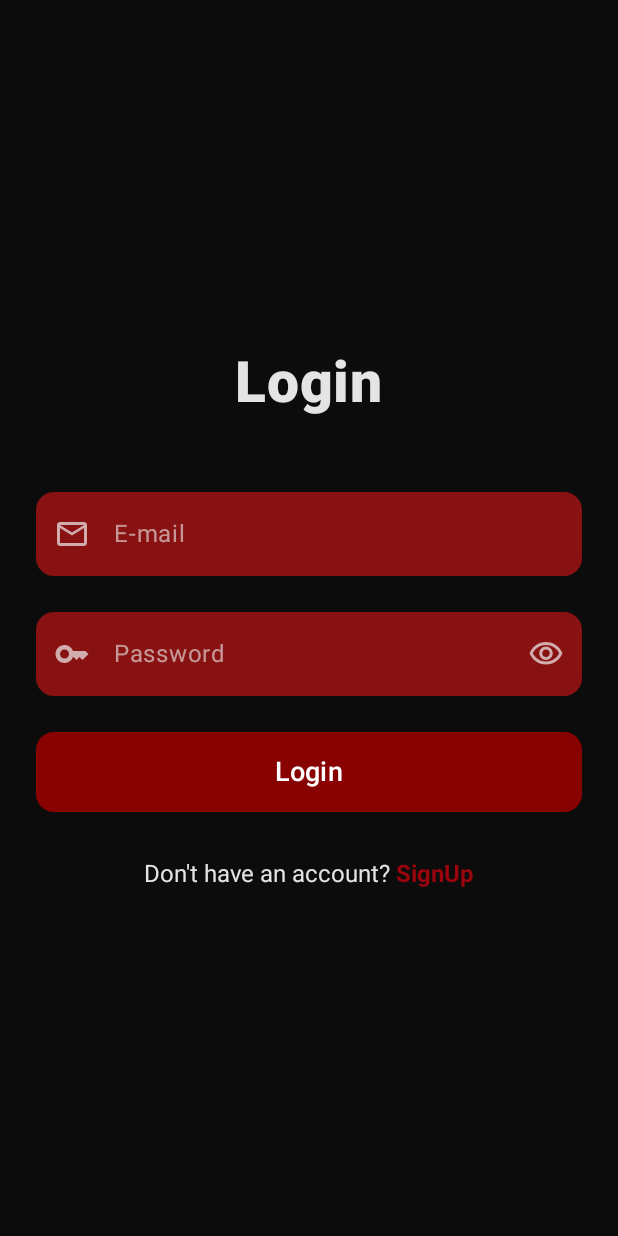
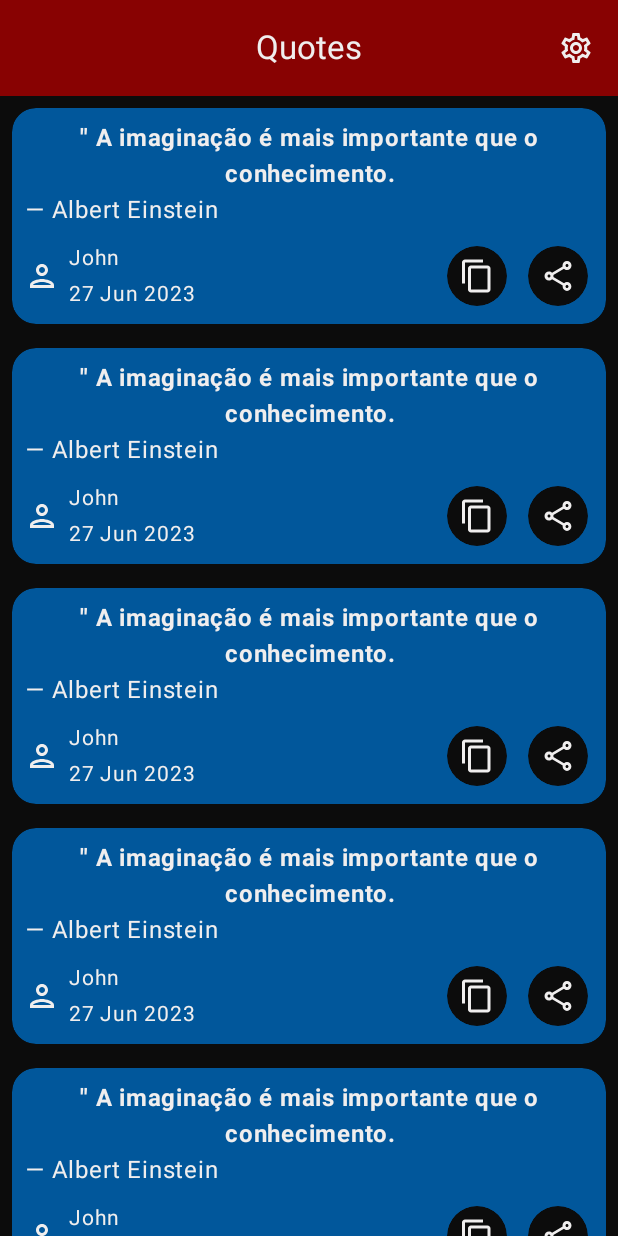
Before and after one commit to jsericksk/Quotes-App, an Android app built with Jetpack Compose: the screen it shows after launch (MainActivity), on a phone screen of 412 x 824 dp. Run offline under Robolectric (Android 15) with nearby library versions, the phone set to English and light mode, and no system bars; our stand-ins replace accompanist; libraries missing offline, so code that uses them is left out: com.google.accompanist.navigation.

Commit message:
feat: Criada parcialmente a HomeScreen

```diff
--- /dev/null
+++ b/app/src/main/java/com/kproject/quotes/presentation/model/Quote.kt
@@ -0,0 +1,27 @@
+package com.kproject.quotes.presentation.model
+
+import java.text.SimpleDateFormat
+import java.util.Date
+import java.util.Locale
+
+data class Quote(
+    val id: Int,
+    val quote: String,
+    val author: String,
+    val postedByUsername: String,
+    val postedByUserId: Int,
+    val publicationDate: Date
+) {
+    val formattedDate = SimpleDateFormat("dd MMM yyyy", Locale.getDefault()).format(publicationDate)
+}
+
+val fakeQuotesList = (0..20).map { index ->
+    Quote(
+        id = index,
+        quote = "A imaginação é mais importante que o conhecimento.",
+        author = "Albert Einstein",
+        postedByUsername = "John",
+        postedByUserId = 1,
+        publicationDate = Date()
+    )
+}
--- a/app/src/main/java/com/kproject/quotes/presentation/navigation/NavigationGraph.kt
+++ b/app/src/main/java/com/kproject/quotes/presentation/navigation/NavigationGraph.kt
@@ -10,28 +10,20 @@ import com.google.accompanist.navigation.animation.composable
 import com.google.accompanist.navigation.animation.rememberAnimatedNavController
 import com.kproject.quotes.presentation.screens.auth.login.LoginScreen
 import com.kproject.quotes.presentation.screens.auth.signup.SignUpScreen
+import com.kproject.quotes.presentation.screens.home.HomeScreen
 
 @OptIn(ExperimentalAnimationApi::class)
 @Composable
 fun NavigationGraph() {
     val navController = rememberAnimatedNavController()
 
-    AnimatedNavHost(navController = navController, startDestination = Screen.LoginScreen.route) {
-        composable(route = Screen.LoginScreen.route) {
-            LoginScreen(
-                onNavigateToHomeScreen = {
-                    navController.navigateWithPopUp(
-                        toRoute = Screen.HomeScreen.route,
-                        fromRoute = Screen.LoginScreen.route
-                    )
-                },
-                onNavigateToSignUpScreen = {
-                    navController.navigate(Screen.SignUpScreen.route)
-                }
+    AnimatedNavHost(navController = navController, startDestination = Screen.HomeScreen.route) {
+        composable(route = Screen.HomeScreen.route) {
+            HomeScreen(
+               onNavigateToLoginScreen = {}
             )
         }
 
-        /**
         // LoginScreen
         composable(
             route = Screen.LoginScreen.route,
@@ -47,7 +39,7 @@ fun NavigationGraph() {
                     navController.navigate(Screen.SignUpScreen.route)
                 }
             )
-        }*/
+        }
 
         // SignUpScreen
         composable(
--- /dev/null
+++ b/app/src/main/java/com/kproject/quotes/presentation/screens/components/TopBar.kt
@@ -0,0 +1,80 @@
+package com.kproject.quotes.presentation.screens.components
+
+import androidx.compose.foundation.layout.*
+import androidx.compose.material.icons.Icons
+import androidx.compose.material.icons.filled.Menu
+import androidx.compose.material.icons.filled.Settings
+import androidx.compose.material3.*
+import androidx.compose.runtime.Composable
+import androidx.compose.ui.Modifier
+import androidx.compose.ui.graphics.vector.ImageVector
+import androidx.compose.ui.res.stringResource
+import androidx.compose.ui.text.style.TextOverflow
+import androidx.compose.ui.unit.dp
+import com.kproject.quotes.R
+import com.kproject.quotes.presentation.theme.PreviewTheme
+import com.kproject.quotes.presentation.theme.SimplePreview
+
+@OptIn(ExperimentalMaterial3Api::class)
+@Composable
+fun CenterTopBar(
+    modifier: Modifier = Modifier,
+    title: String,
+    navigationIcon: ImageVector? = null,
+    navigationIconClick: () -> Unit = {},
+    actions: @Composable RowScope.() -> Unit = {}
+) {
+    CenterAlignedTopAppBar(
+        title = {
+            Text(
+                text = title,
+                color = MaterialTheme.colorScheme.onSurface,
+                overflow = TextOverflow.Ellipsis,
+                maxLines = 1
+            )
+        },
+        navigationIcon = {
+            navigationIcon?.let {
+                IconButton(onClick = navigationIconClick) {
+                    Icon(
+                        imageVector = navigationIcon,
+                        contentDescription = null,
+                        tint = MaterialTheme.colorScheme.onSurface
+                    )
+                }
+            }
+        },
+        actions = actions,
+        colors = TopAppBarDefaults.centerAlignedTopAppBarColors(
+            containerColor = MaterialTheme.colorScheme.primary
+        ),
+        modifier = modifier,
+    )
+}
+
+@SimplePreview
+@Composable
+private fun Preview() {
+    PreviewTheme {
+        Column {
+            CenterTopBar(
+                title = stringResource(id = R.string.app_name),
+                navigationIcon = Icons.Default.Menu
+            )
+            Spacer(Modifier.height(24.dp))
+            CenterTopBar(
+                title = stringResource(id = R.string.app_name),
+                navigationIcon = Icons.Default.Menu,
+                actions = {
+                    IconButton(onClick = {}) {
+                        Icon(
+                            imageVector = Icons.Default.Settings,
+                            contentDescription = null,
+                            tint = MaterialTheme.colorScheme.onSurface
+                        )
+                    }
+                }
+            )
+        }
+    }
+}
--- /dev/null
+++ b/app/src/main/java/com/kproject/quotes/presentation/screens/home/HomeScreen.kt
@@ -0,0 +1,208 @@
+package com.kproject.quotes.presentation.screens.home
+
+import androidx.compose.foundation.clickable
+import androidx.compose.foundation.layout.Column
+import androidx.compose.foundation.layout.Row
+import androidx.compose.foundation.layout.Spacer
+import androidx.compose.foundation.layout.fillMaxSize
+import androidx.compose.foundation.layout.fillMaxWidth
+import androidx.compose.foundation.layout.height
+import androidx.compose.foundation.layout.padding
+import androidx.compose.foundation.layout.width
+import androidx.compose.foundation.lazy.LazyColumn
+import androidx.compose.foundation.lazy.itemsIndexed
+import androidx.compose.material3.Card
+import androidx.compose.material3.CardDefaults
+import androidx.compose.material3.Icon
+import androidx.compose.material3.IconButton
+import androidx.compose.material3.IconButtonDefaults
+import androidx.compose.material3.MaterialTheme
+import androidx.compose.material3.Scaffold
+import androidx.compose.material3.Text
+import androidx.compose.runtime.Composable
+import androidx.compose.ui.Alignment
+import androidx.compose.ui.Modifier
+import androidx.compose.ui.draw.clip
+import androidx.compose.ui.graphics.Color
+import androidx.compose.ui.res.painterResource
+import androidx.compose.ui.res.stringResource
+import androidx.compose.ui.text.font.FontFamily
+import androidx.compose.ui.text.font.FontWeight
+import androidx.compose.ui.text.style.TextAlign
+import androidx.compose.ui.text.style.TextOverflow
+import androidx.compose.ui.unit.dp
+import androidx.compose.ui.unit.sp
+import com.kproject.quotes.R
+import com.kproject.quotes.presentation.model.Quote
+import com.kproject.quotes.presentation.model.fakeQuotesList
+import com.kproject.quotes.presentation.screens.components.CenterTopBar
+
+@Composable
+fun HomeScreen(
+    onNavigateToLoginScreen: () -> Unit,
+) {
+    MainContent(
+        quotesList = fakeQuotesList,
+        onNavigateToLoginScreen = {},
+    )
+}
+
+@Composable
+private fun MainContent(
+    onNavigateToLoginScreen: () -> Unit,
+    quotesList: List<Quote>,
+) {
+    Scaffold(
+        topBar = {
+            CenterTopBar(
+                title = stringResource(id = R.string.app_name),
+                actions = {
+                    IconButton(onClick = {}) {
+                        Icon(
+                            painter = painterResource(id = R.drawable.outline_settings_24),
+                            contentDescription = null,
+                            tint = MaterialTheme.colorScheme.onSurface
+                        )
+                    }
+                }
+            )
+        },
+    ) { paddingValues ->
+        Column(
+            modifier = Modifier
+                .padding(paddingValues)
+                .fillMaxSize()
+        ) {
+            QuotesList(
+                quotesList = quotesList
+            )
+        }
+    }
+}
+
+@Composable
+private fun QuotesList(
+    modifier: Modifier = Modifier,
+    quotesList: List<Quote>,
+) {
+    LazyColumn(
+        modifier = modifier.fillMaxSize()
+    ) {
+        itemsIndexed(quotesList) { index, quote ->
+            QuotesListItem(
+                quote = quote,
+                onClick = {}
+            )
+        }
+    }
+}
+
+@Composable
+private fun QuotesListItem(
+    modifier: Modifier = Modifier,
+    quote: Quote,
+    onClick: () -> Unit
+) {
+    Card(
+        colors = CardDefaults.cardColors(
+            containerColor = Color(0xFF01579B)
+        ),
+        shape = MaterialTheme.shapes.medium,
+        modifier = modifier
+            .padding(8.dp)
+            .clip(MaterialTheme.shapes.medium)
+            .clickable { onClick.invoke() }
+    ) {
+        Column(
+            modifier = Modifier.padding(8.dp)
+        ) {
+            Column {
+                Text(
+                    text = "\" " + quote.quote,
+                    color = MaterialTheme.colorScheme.onSurface,
+                    fontFamily = FontFamily.SansSerif,
+                    fontSize = 16.sp,
+                    fontWeight = FontWeight.Bold,
+                    maxLines = 8,
+                    overflow = TextOverflow.Ellipsis,
+                    textAlign = TextAlign.Center
+                )
+                Text(
+                    text = "— " + quote.author,
+                    color = MaterialTheme.colorScheme.onSurface,
+                    fontSize = 16.sp,
+                    maxLines = 1,
+                    overflow = TextOverflow.Ellipsis,
+                    textAlign = TextAlign.Center
+                )
+            }
+
+            Spacer(Modifier.height(8.dp))
+
+            Row(
+                modifier = Modifier.fillMaxWidth(),
+                verticalAlignment = Alignment.CenterVertically
+            ) {
+                Icon(
+                    painter = painterResource(id = R.drawable.outline_person_24),
+                    contentDescription = null,
+                    tint = MaterialTheme.colorScheme.onSurface
+                )
+                Spacer(Modifier.width(6.dp))
+                Column {
+                    Text(
+                        text = quote.postedByUsername,
+                        color = MaterialTheme.colorScheme.onSurface,
+                        fontSize = 14.sp,
+                        maxLines = 1,
+                        overflow = TextOverflow.Ellipsis
+                    )
+                    Text(
+                        text = quote.formattedDate,
+                        color = MaterialTheme.colorScheme.onSurface,
+                        fontSize = 14.sp,
+                        maxLines = 1,
+                        overflow = TextOverflow.Ellipsis
+                    )
+                }
+
+                Spacer(Modifier.fillMaxWidth().weight(1f))
+
+                QuoteCardActionButtons()
+            }
+        }
+    }
+}
+
+@Composable
+private fun QuoteCardActionButtons(
+    modifier: Modifier = Modifier
+) {
+    Row(modifier = modifier) {
+        IconButton(
+            onClick = {},
+            colors = IconButtonDefaults.iconButtonColors(
+                containerColor = MaterialTheme.colorScheme.background
+            )
+        ) {
+            Icon(
+                painter = painterResource(id = R.drawable.outline_content_copy_24),
+                contentDescription = null,
+                tint = MaterialTheme.colorScheme.onSurface
+            )
+        }
+        Spacer(Modifier.width(6.dp))
+        IconButton(
+            onClick = {},
+            colors = IconButtonDefaults.iconButtonColors(
+                containerColor = MaterialTheme.colorScheme.background
+            )
+        ) {
+            Icon(
+                painter = painterResource(id = R.drawable.outline_share_24),
+                contentDescription = null,
+                tint = MaterialTheme.colorScheme.onSurface
+            )
+        }
+    }
+}
```
